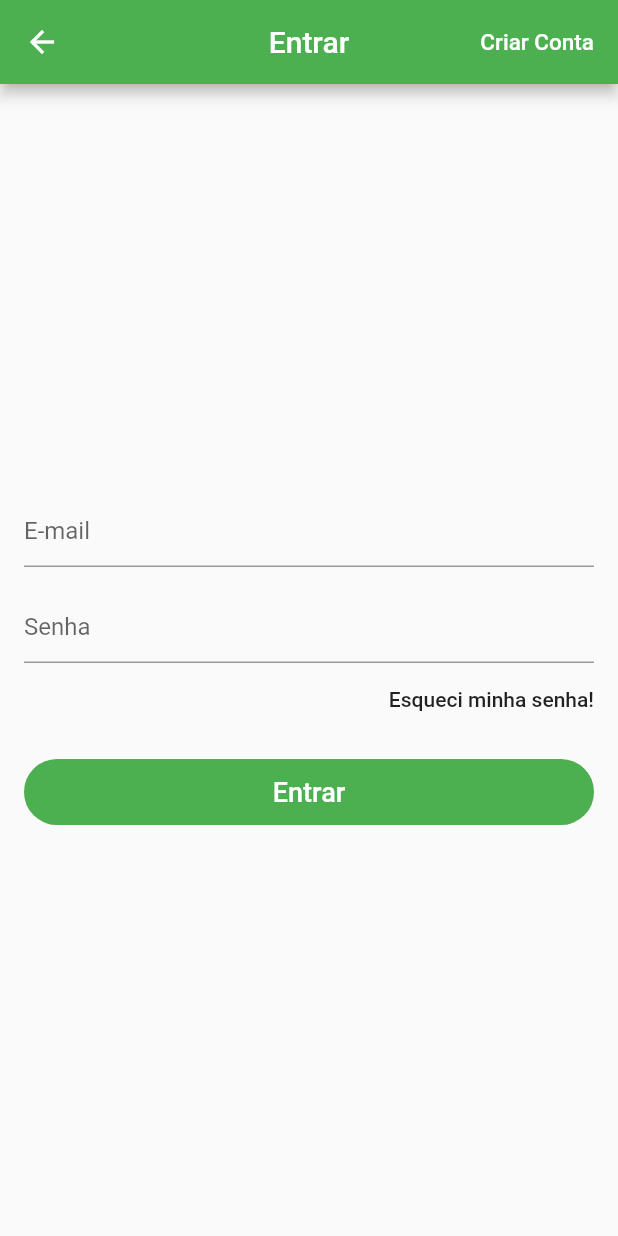
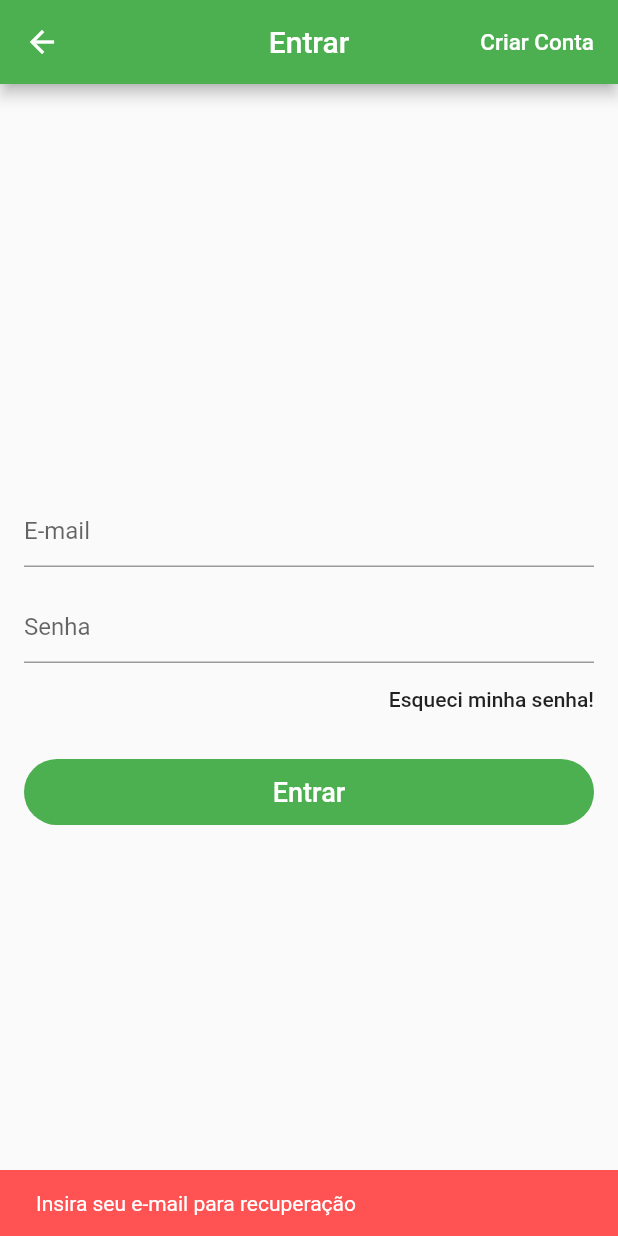
Before and after one commit to eliezerantonio/loja_virtual, a Flutter app: the LoginScreen screen opened directly, after a tap on "Esqueci minha senha!", on a phone screen of 412 x 824 dp. Run offline on Flutter 3.47's test engine with Material 2 defaults, Android fonts, the light colour scheme and no system bars; our stand-ins replace carousel_pro, cloud_firestore, firebase_auth, transparent_image; missing offline and left inert: dart:ffi; accounts and stored records are empty.

Commit message:
login cadastro sinout

```diff
--- a/lib/screens/login_screen.dart
+++ b/lib/screens/login_screen.dart
@@ -1,23 +1,33 @@
 import 'package:flutter/material.dart';
 import 'package:flutter/painting.dart';
 import 'package:flutter/services.dart';
-import 'package:loja_virtual/screens/signin_screen.dart';
+import 'package:loja_virtual/models/user_model.dart';
+import 'package:loja_virtual/screens/signup_screen.dart';
+import 'package:scoped_model/scoped_model.dart';
 
-class LoginScreen extends StatelessWidget {
+class LoginScreen extends StatefulWidget {
+  @override
+  _LoginScreenState createState() => _LoginScreenState();
+}
 
+class _LoginScreenState extends State<LoginScreen> {
   final _formKey = GlobalKey<FormState>();
+
+  final _emailController = TextEditingController();
+
+  final _passController = TextEditingController();
+
   @override
   Widget build(BuildContext context) {
     return Scaffold(
-
       appBar: AppBar(
         title: Text("Entrar"),
         centerTitle: true,
         actions: [
           FlatButton(
             onPressed: () {
-              Navigator.of(context).push(MaterialPageRoute(builder: (context)
-              => SignInScreen()));
+              Navigator.of(context).push(
+                  MaterialPageRoute(builder: (context) => SignUpScreen()));
             },
             child: Text(
               "Criar Conta",
@@ -27,7 +37,15 @@ class LoginScreen extends StatelessWidget {
           )
         ],
       ),
-      body: Center(
+      body: ScopedModelDescendant<UserModel>(
+        builder: (BuildContext context, Widget child, UserModel model) {
+          if (model.isLoading)
+            return Center(
+              child: CircularProgressIndicator(
+                backgroundColor: Colors.green,
+              ),
+            );
+          return Center(
             child: Form(
               key: _formKey,
               child: SingleChildScrollView(
@@ -37,9 +55,9 @@ class LoginScreen extends StatelessWidget {
                   crossAxisAlignment: CrossAxisAlignment.stretch,
                   children: [
                     TextFormField(
+                      controller: _emailController,
                       decoration: InputDecoration(
                         hintText: "E-mail",
-
                       ),
                       keyboardType: TextInputType.emailAddress,
                       validator: (text) {
@@ -51,10 +69,11 @@ class LoginScreen extends StatelessWidget {
                       height: 16,
                     ),
                     TextFormField(
+                      controller: _passController,
                       decoration: InputDecoration(hintText: "Senha"),
                       obscureText: true,
-                  validator: (text){
-                    if(text.isEmpty||text.length<6){
+                      validator: (text) {
+                        if (text.isEmpty || text.length < 6) {
                           return "Senha invalida";
                         }
                       },
@@ -62,14 +81,33 @@ class LoginScreen extends StatelessWidget {
                     Align(
                       alignment: Alignment.centerRight,
                       child: FlatButton(
-                    onPressed: () {},
+                        onPressed: () {
+                          if (_emailController.text.isEmpty) {
+                            ScaffoldMessenger.of(context).showSnackBar(
+                              SnackBar(
+                                content: Text("Insira seu e-mail para"
+                                    " recuperação"),
+                                backgroundColor: Colors.redAccent,
+                                duration: Duration(seconds: 2),
+                              ),
+                            );
+                          } else {
+                            model.recoverPass(_emailController.text);
+                            ScaffoldMessenger.of(context).showSnackBar(
+                              SnackBar(
+                                content: Text("Insira seu e-mail para"
+                                    " recuperação"),
+                                backgroundColor: Theme.of(context).primaryColor,
+                                duration: Duration(seconds: 2),
+                              ),
+                            );
+                          }
+                        },
                         child: Text(
                           "Esqueci minha senha!",
                           textAlign: TextAlign.right,
-
                         ),
                         padding: EdgeInsets.zero,
-
                       ),
                     ),
                     SizedBox(
@@ -87,9 +125,13 @@ class LoginScreen extends StatelessWidget {
                           textColor: Colors.white,
                           color: Theme.of(context).primaryColor,
                           onPressed: () {
-                        if(_formKey.currentState.validate()){
-
-                        }
+                            if (_formKey.currentState.validate()) {}
+                            model.signIn(
+                              email: _emailController.text,
+                              pass: _passController.text,
+                              onSuccess: _onSuccess,
+                              onFail: _onFail,
+                            );
                           },
                         ),
                       ),
@@ -98,6 +140,22 @@ class LoginScreen extends StatelessWidget {
                 ),
               ),
             ),
+          );
+        },
+      ),
+    );
+  }
+
+  void _onSuccess() {
+    Navigator.of(context).pop();
+  }
+
+  void _onFail() {
+    ScaffoldMessenger.of(context).showSnackBar(
+      SnackBar(
+        content: Text("Falha ao Logar!"),
+        backgroundColor: Colors.redAccent,
+        duration: Duration(seconds: 2),
       ),
     );
   }
```
Also changed, not shown: lib/main.dart (+6 -1 lines), lib/models/user_model.dart (added, +108 -0 lines), lib/screens/signin_screen.dart (deleted, +0 -90 lines), lib/screens/signup_screen.dart (added, +147 -0 lines), lib/widgets/custom_drawer.dart (+33 -20 lines). Lines whose indentation alone changed are shown as unchanged.
